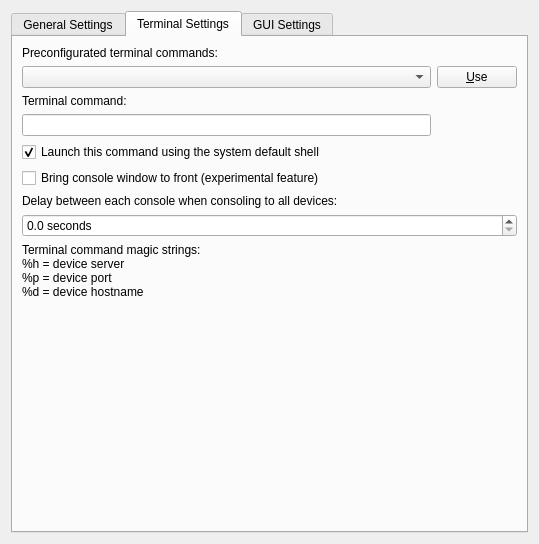
This is src/GNS3/Ui/ConfigurationPages/Form_PreferencesGeneral.ui in GNS3/gns3-legacy as Qt 5 draws it before an edit. The edited form follows.
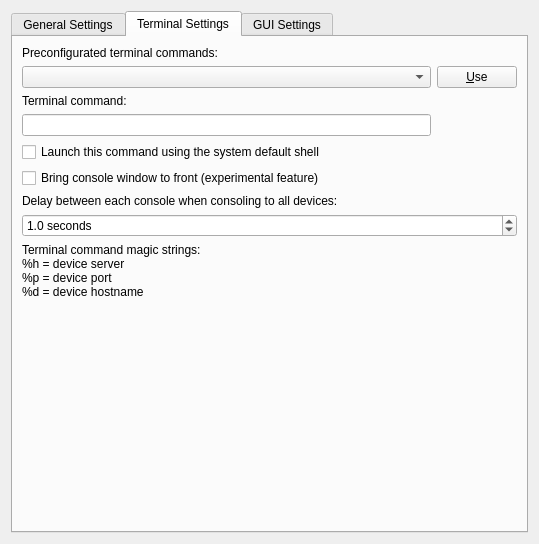
This is the edited form. The open tabs and pages were chosen to show the change.

```diff
--- a/src/GNS3/Ui/ConfigurationPages/Form_PreferencesGeneral.ui
+++ b/src/GNS3/Ui/ConfigurationPages/Form_PreferencesGeneral.ui
@@ -258,7 +258,7 @@
           <string>Launch this command using the system default shell</string>
          </property>
          <property name="checked">
-          <bool>true</bool>
+          <bool>false</bool>
          </property>
         </widget>
        </item>
@@ -293,6 +293,9 @@
          <property name="singleStep">
           <double>0.500000000000000</double>
          </property>
+         <property name="value">
+          <double>1.000000000000000</double>
+         </property>
         </widget>
        </item>
        <item row="8" column="0">
```
